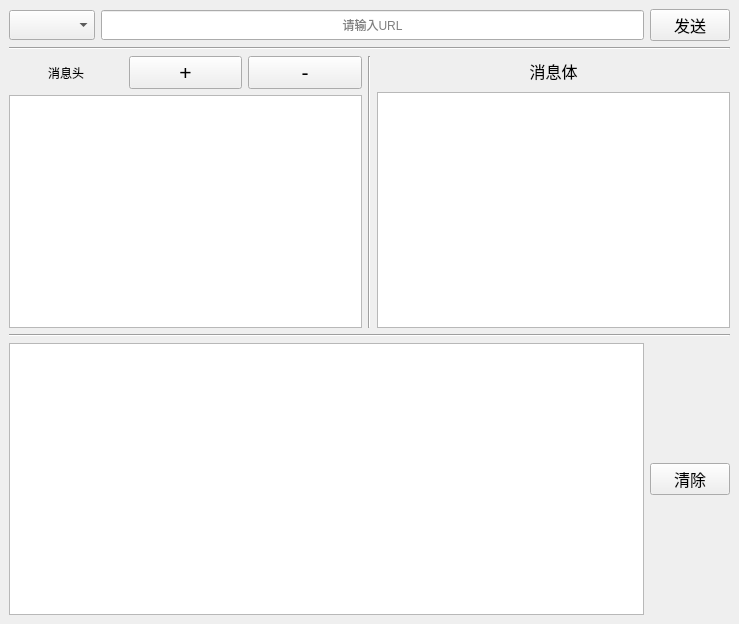
First picture: the form in 学习/PyQt_Demo/03_api_tool/UIFileHttpTool.ui, repository 3181538941/myPython, before the edit.
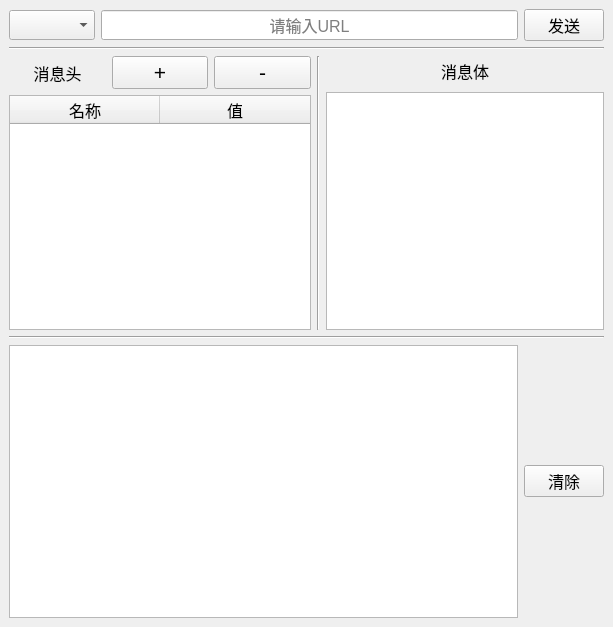
Second picture: the form after the edit.

```diff
--- a/学习/PyQt_Demo/03_api_tool/UIFileHttpTool.ui
+++ b/学习/PyQt_Demo/03_api_tool/UIFileHttpTool.ui
@@ -6,14 +6,19 @@
    <rect>
     <x>0</x>
     <y>0</y>
-    <width>739</width>
-    <height>624</height>
+    <width>613</width>
+    <height>627</height>
    </rect>
   </property>
   <property name="windowTitle">
    <string>MainWindow</string>
   </property>
   <widget class="QWidget" name="centralwidget">
+   <property name="font">
+    <font>
+     <pointsize>12</pointsize>
+    </font>
+   </property>
    <layout class="QVBoxLayout" name="verticalLayout_3">
     <item>
      <layout class="QHBoxLayout" name="horizontalLayout">
@@ -153,7 +158,7 @@
            <number>2</number>
           </property>
           <attribute name="horizontalHeaderVisible">
-           <bool>false</bool>
+           <bool>true</bool>
           </attribute>
           <attribute name="horizontalHeaderCascadingSectionResizes">
            <bool>true</bool>
```
